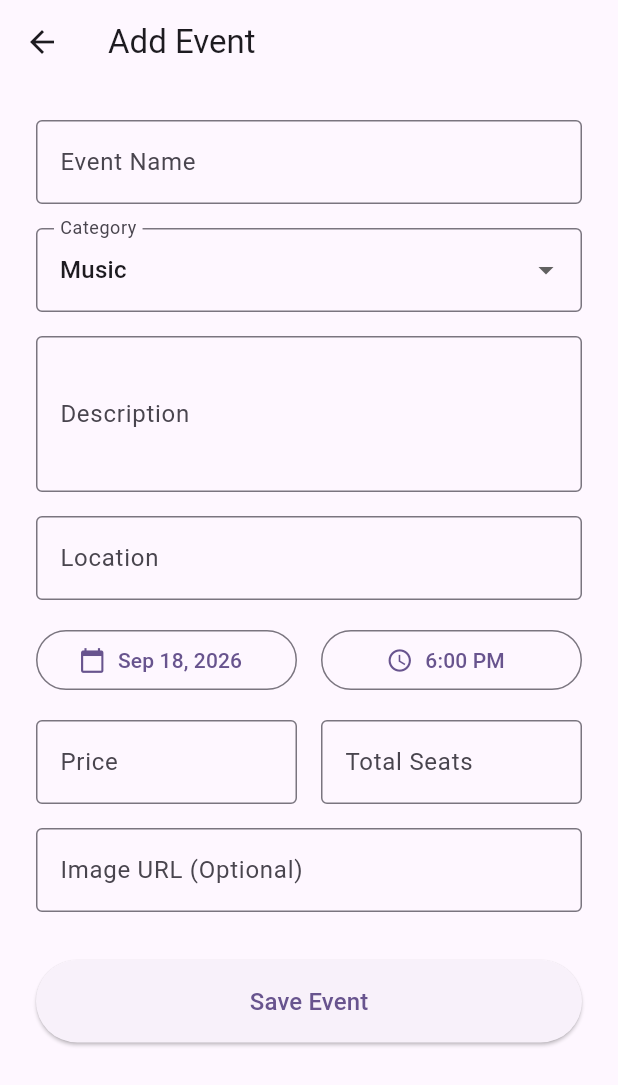
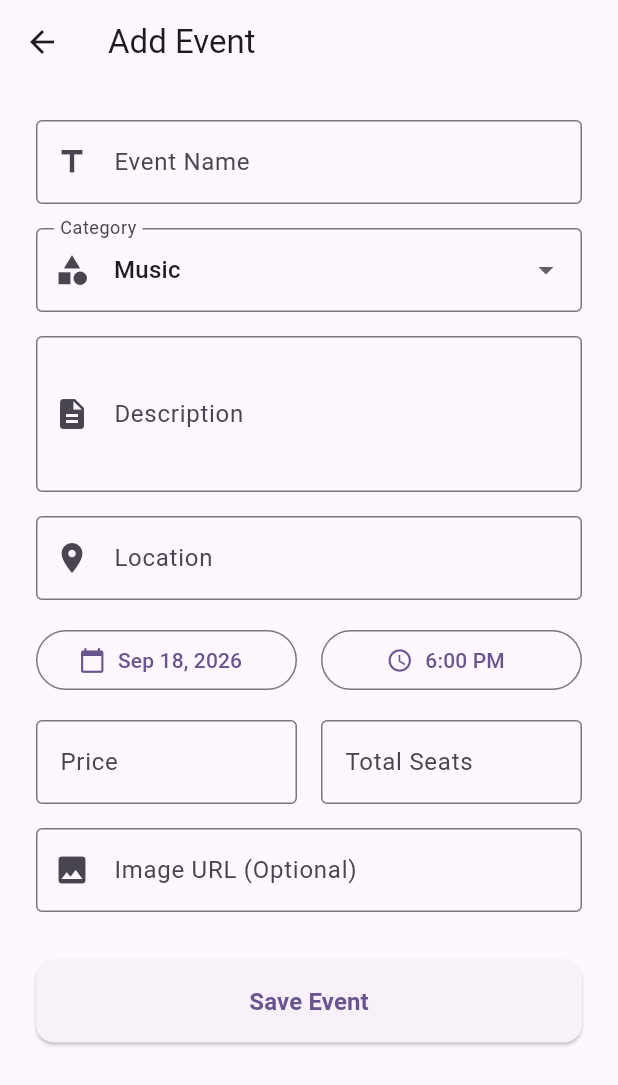
Before and after one commit to SajanaJayawardhana/eventhub, a Flutter app: the screen it shows once a user with an empty profile is signed in, item 3 of the bottom bar chosen, after a tap on "Add Event", on a phone screen of 412 x 824 dp. Shown: the top 1085 px of the screen. Run offline on Flutter 3.47's test engine with Material 3 defaults, Android fonts, the phone set to English and light mode, and no system bars; our stand-ins replace flutter_local_notifications, shared_preferences, supabase_flutter; accounts and stored records are empty.

Commit message:
Final polish: error handling, loading/empty states, validation, app branding

```diff
--- a/lib/screens/add_edit_event_screen.dart
+++ b/lib/screens/add_edit_event_screen.dart
@@ -24,7 +24,7 @@ class _AddEditEventScreenState extends State<AddEditEventScreen> {
   String _category = 'Music';
   DateTime _selectedDate = DateTime.now().add(const Duration(days: 1));
   TimeOfDay _selectedTime = const TimeOfDay(hour: 18, minute: 0);
-  bool _isLoading = false;
+  bool _isSaving = false;
 
   final List<String> _categories = [
     'Music',
@@ -90,11 +90,11 @@ class _AddEditEventScreenState extends State<AddEditEventScreen> {
   Future<void> _save() async {
     if (!_formKey.currentState!.validate()) return;
 
-    setState(() => _isLoading = true);
+    setState(() => _isSaving = true);
 
     try {
       final userId = supabase.auth.currentUser?.id;
-      if (userId == null) return;
+      if (userId == null) throw Exception('User not logged in');
 
       final eventDateTime = DateTime(
         _selectedDate.year,
@@ -120,11 +120,9 @@ class _AddEditEventScreenState extends State<AddEditEventScreen> {
       };
 
       if (widget.existingEvent == null) {
-        // Create Mode
         eventData['available_seats'] = totalSeats;
         await supabase.from('events').insert(eventData);
       } else {
-        // Edit Mode
         final int oldTotal = widget.existingEvent!['total_seats'];
         final int oldAvailable = widget.existingEvent!['available_seats'];
         final int diff = totalSeats - oldTotal;
@@ -138,18 +136,25 @@ class _AddEditEventScreenState extends State<AddEditEventScreen> {
 
       if (mounted) {
         ScaffoldMessenger.of(context).showSnackBar(
-          const SnackBar(content: Text('Event saved successfully!')),
+          const SnackBar(
+            content: Text('Event saved successfully!'),
+            backgroundColor: Colors.green,
+          ),
         );
         Navigator.pop(context, true);
       }
     } catch (error) {
+      debugPrint('Save Event Error: $error');
       if (mounted) {
         ScaffoldMessenger.of(context).showSnackBar(
-          SnackBar(content: Text('Error saving event: $error')),
+          const SnackBar(
+            content: Text('Something went wrong. Please try again.'),
+            backgroundColor: Colors.red,
+          ),
         );
       }
     } finally {
-      if (mounted) setState(() => _isLoading = false);
+      if (mounted) setState(() => _isSaving = false);
     }
   }
 
@@ -173,6 +178,7 @@ class _AddEditEventScreenState extends State<AddEditEventScreen> {
                 decoration: const InputDecoration(
                   labelText: 'Event Name',
                   border: OutlineInputBorder(),
+                  prefixIcon: Icon(Icons.title),
                 ),
                 validator: (v) => (v == null || v.isEmpty) ? 'Required' : null,
               ),
@@ -182,11 +188,12 @@ class _AddEditEventScreenState extends State<AddEditEventScreen> {
                 decoration: const InputDecoration(
                   labelText: 'Category',
                   border: OutlineInputBorder(),
+                  prefixIcon: Icon(Icons.category),
                 ),
                 items: _categories.map((c) {
                   return DropdownMenuItem(value: c, child: Text(c));
                 }).toList(),
-                onChanged: (v) => setState(() => _category = v!),
+                onChanged: _isSaving ? null : (v) => setState(() => _category = v!),
               ),
               const SizedBox(height: 16),
               TextFormField(
@@ -194,6 +201,7 @@ class _AddEditEventScreenState extends State<AddEditEventScreen> {
                 decoration: const InputDecoration(
                   labelText: 'Description',
                   border: OutlineInputBorder(),
+                  prefixIcon: Icon(Icons.description),
                 ),
                 maxLines: 3,
                 validator: (v) => (v == null || v.isEmpty) ? 'Required' : null,
@@ -204,6 +212,7 @@ class _AddEditEventScreenState extends State<AddEditEventScreen> {
                 decoration: const InputDecoration(
                   labelText: 'Location',
                   border: OutlineInputBorder(),
+                  prefixIcon: Icon(Icons.location_on),
                 ),
                 validator: (v) => (v == null || v.isEmpty) ? 'Required' : null,
               ),
@@ -212,7 +221,7 @@ class _AddEditEventScreenState extends State<AddEditEventScreen> {
                 children: [
                   Expanded(
                     child: OutlinedButton.icon(
-                      onPressed: _pickDate,
+                      onPressed: _isSaving ? null : _pickDate,
                       icon: const Icon(Icons.calendar_today),
                       label: Text(DateFormat('MMM d, yyyy').format(_selectedDate)),
                     ),
@@ -220,7 +229,7 @@ class _AddEditEventScreenState extends State<AddEditEventScreen> {
                   const SizedBox(width: 16),
                   Expanded(
                     child: OutlinedButton.icon(
-                      onPressed: _pickTime,
+                      onPressed: _isSaving ? null : _pickTime,
                       icon: const Icon(Icons.access_time),
                       label: Text(_selectedTime.format(context)),
                     ),
@@ -239,7 +248,11 @@ class _AddEditEventScreenState extends State<AddEditEventScreen> {
                         border: OutlineInputBorder(),
                       ),
                       keyboardType: TextInputType.number,
-                      validator: (v) => (v == null || v.isEmpty) ? 'Required' : null,
+                      validator: (v) {
+                        if (v == null || v.isEmpty) return 'Required';
+                        if (double.tryParse(v) == null) return 'Invalid price';
+                        return null;
+                      },
                     ),
                   ),
                   const SizedBox(width: 16),
@@ -268,17 +281,23 @@ class _AddEditEventScreenState extends State<AddEditEventScreen> {
                 decoration: const InputDecoration(
                   labelText: 'Image URL (Optional)',
                   border: OutlineInputBorder(),
+                  prefixIcon: Icon(Icons.image),
                 ),
               ),
               const SizedBox(height: 32),
               ElevatedButton(
-                onPressed: _isLoading ? null : _save,
+                onPressed: _isSaving ? null : _save,
                 style: ElevatedButton.styleFrom(
                   padding: const EdgeInsets.symmetric(vertical: 16),
+                  shape: RoundedRectangleBorder(borderRadius: BorderRadius.circular(12)),
                 ),
-                child: _isLoading
-                    ? const CircularProgressIndicator()
-                    : const Text('Save Event', style: TextStyle(fontSize: 16)),
+                child: _isSaving
+                    ? const SizedBox(
+                        height: 24,
+                        width: 24,
+                        child: CircularProgressIndicator(strokeWidth: 2, color: Colors.white),
+                      )
+                    : const Text('Save Event', style: TextStyle(fontSize: 16, fontWeight: FontWeight.bold)),
               ),
             ],
           ),
--- a/lib/screens/browse_events_screen.dart
+++ b/lib/screens/browse_events_screen.dart
@@ -29,17 +29,29 @@ class _BrowseEventsScreenState extends State<BrowseEventsScreen> {
   }
 
   Future<void> _loadData() async {
+    if (!mounted) return;
     setState(() => _isLoading = true);
+    try {
       await Future.wait([
         _fetchEvents(),
         _loadFavorites(),
       ]);
+    } catch (error) {
+      debugPrint('Error loading browse data: $error');
+      if (mounted) {
+        ScaffoldMessenger.of(context).showSnackBar(
+          const SnackBar(content: Text('Could not load events. Please refresh.')),
+        );
+      }
+    } finally {
+      if (mounted) {
         setState(() => _isLoading = false);
         _filterEvents();
       }
+    }
+  }
 
   Future<void> _fetchEvents() async {
-    try {
     final data = await supabase
         .from('events')
         .select()
@@ -48,7 +60,6 @@ class _BrowseEventsScreenState extends State<BrowseEventsScreen> {
     final List<Map<String, dynamic>> events =
         List<Map<String, dynamic>>.from(data);
 
-      // Extract unique categories
     final Set<String> categorySet = {'All'};
     for (var event in events) {
       if (event['category'] != null) {
@@ -58,20 +69,11 @@ class _BrowseEventsScreenState extends State<BrowseEventsScreen> {
 
     _allEvents = events;
     _categories = categorySet.toList()..sort();
-    } catch (error) {
-      if (mounted) {
-        ScaffoldMessenger.of(context).showSnackBar(
-          SnackBar(content: Text('Error fetching events: $error')),
-        );
-      }
-    }
   }
 
   Future<void> _loadFavorites() async {
     final favorites = await FavoritesService.getFavoriteIds();
-    setState(() {
     _favoriteIds = favorites;
-    });
   }
 
   void _filterEvents() {
@@ -83,7 +85,8 @@ class _BrowseEventsScreenState extends State<BrowseEventsScreen> {
             .toString()
             .toLowerCase()
             .contains(_searchQuery.toLowerCase());
-        final matchesFavorites = !_showOnlyFavorites || _favoriteIds.contains(event['id']);
+        final matchesFavorites =
+            !_showOnlyFavorites || _favoriteIds.contains(event['id']);
 
         return matchesCategory && matchesSearch && matchesFavorites;
       }).toList();
@@ -96,8 +99,12 @@ class _BrowseEventsScreenState extends State<BrowseEventsScreen> {
   }
 
   Future<void> _toggleFavorite(String eventId) async {
+    try {
       await FavoritesService.toggleFavorite(eventId);
       await _refreshFavorites();
+    } catch (e) {
+      debugPrint('Error toggling favorite: $e');
+    }
   }
 
   @override
@@ -173,9 +180,23 @@ class _BrowseEventsScreenState extends State<BrowseEventsScreen> {
                 ? const Center(child: CircularProgressIndicator())
                 : _filteredEvents.isEmpty
                     ? ListView(
-                        children: const [
-                          SizedBox(height: 100),
-                          Center(child: Text('No events found')),
+                        children: [
+                          const SizedBox(height: 100),
+                          Center(
+                            child: Column(
+                              children: [
+                                Icon(Icons.event_busy,
+                                    size: 64, color: Colors.grey[300]),
+                                const SizedBox(height: 16),
+                                Text(
+                                  _showOnlyFavorites
+                                      ? 'No favorite events yet'
+                                      : 'No events found',
+                                  style: const TextStyle(color: Colors.grey),
+                                ),
+                              ],
+                            ),
+                          ),
                         ],
                       )
                     : ListView.builder(
@@ -223,6 +244,8 @@ class _EventCard extends StatelessWidget {
 
     return Card(
       margin: const EdgeInsets.only(bottom: 16),
+      elevation: 2,
+      shape: RoundedRectangleBorder(borderRadius: BorderRadius.circular(16)),
       clipBehavior: Clip.antiAlias,
       child: InkWell(
         onTap: () async {
@@ -231,7 +254,6 @@ class _EventCard extends StatelessWidget {
               builder: (context) => EventDetailsScreen(event: event),
             ),
           );
-          // Refresh screen state when coming back from details
           onRefreshFavorites();
         },
         child: Column(
--- a/lib/screens/login_screen.dart
+++ b/lib/screens/login_screen.dart
@@ -26,6 +26,7 @@ class _LoginScreenState extends State<LoginScreen> {
         password: _passwordController.text.trim(),
       );
     } on AuthException catch (error) {
+      debugPrint('Login Error: ${error.message}');
       if (mounted) {
         ScaffoldMessenger.of(context).showSnackBar(
           SnackBar(
@@ -35,10 +36,12 @@ class _LoginScreenState extends State<LoginScreen> {
         );
       }
     } catch (error) {
+      debugPrint('Unexpected Login Error: $error');
       if (mounted) {
         ScaffoldMessenger.of(context).showSnackBar(
-          const SnackBar(
-            content: Text('An unexpected error occurred'),
+          SnackBar(
+            content: const Text('Something went wrong. Please try again.'),
+            backgroundColor: Theme.of(context).colorScheme.error,
           ),
         );
       }
@@ -67,6 +70,8 @@ class _LoginScreenState extends State<LoginScreen> {
               mainAxisAlignment: MainAxisAlignment.center,
               crossAxisAlignment: CrossAxisAlignment.stretch,
               children: [
+                const Icon(Icons.event, size: 80, color: Colors.deepPurple),
+                const SizedBox(height: 24),
                 const Text(
                   'Welcome Back',
                   style: TextStyle(fontSize: 28, fontWeight: FontWeight.bold),
@@ -113,6 +118,9 @@ class _LoginScreenState extends State<LoginScreen> {
                   onPressed: _isLoading ? null : _login,
                   style: ElevatedButton.styleFrom(
                     padding: const EdgeInsets.symmetric(vertical: 16),
+                    shape: RoundedRectangleBorder(
+                      borderRadius: BorderRadius.circular(12),
+                    ),
                   ),
                   child: _isLoading
                       ? const SizedBox(
@@ -120,11 +128,13 @@ class _LoginScreenState extends State<LoginScreen> {
                           width: 20,
                           child: CircularProgressIndicator(strokeWidth: 2),
                         )
-                      : const Text('Log In'),
+                      : const Text('Log In', style: TextStyle(fontSize: 16)),
                 ),
                 const SizedBox(height: 16),
                 TextButton(
-                  onPressed: () {
+                  onPressed: _isLoading
+                      ? null
+                      : () {
                           Navigator.of(context).push(
                             MaterialPageRoute(
                               builder: (context) => const SignUpScreen(),
--- a/lib/screens/my_events_screen.dart
+++ b/lib/screens/my_events_screen.dart
@@ -41,9 +41,10 @@ class _MyEventsScreenState extends State<MyEventsScreen> {
         });
       }
     } catch (error) {
+      debugPrint('Error fetching my events: $error');
       if (mounted) {
         ScaffoldMessenger.of(context).showSnackBar(
-          SnackBar(content: Text('Error fetching events: $error')),
+          const SnackBar(content: Text('Something went wrong. Please try again.')),
         );
         setState(() => _isLoading = false);
       }
@@ -81,9 +82,13 @@ class _MyEventsScreenState extends State<MyEventsScreen> {
           _fetchMyEvents();
         }
       } catch (error) {
+        debugPrint('Delete Event Error: $error');
         if (mounted) {
           ScaffoldMessenger.of(context).showSnackBar(
-            SnackBar(content: Text('Failed to delete event: $error')),
+            const SnackBar(
+              content: Text('Something went wrong. Please try again.'),
+              backgroundColor: Colors.red,
+            ),
           );
         }
       }
@@ -99,9 +104,18 @@ class _MyEventsScreenState extends State<MyEventsScreen> {
             ? const Center(child: CircularProgressIndicator())
             : _myEvents.isEmpty
                 ? ListView(
-                    children: const [
-                      SizedBox(height: 100),
-                      Center(child: Text("You haven't created any events yet")),
+                    children: [
+                      const SizedBox(height: 100),
+                      Center(
+                        child: Column(
+                          children: [
+                            Icon(Icons.event_note, size: 64, color: Colors.grey[300]),
+                            const SizedBox(height: 16),
+                            const Text("You haven't created any events yet",
+                                style: TextStyle(color: Colors.grey)),
+                          ],
+                        ),
+                      ),
                     ],
                   )
                 : ListView.builder(
@@ -116,6 +130,8 @@ class _MyEventsScreenState extends State<MyEventsScreen> {
 
                       return Card(
                         margin: const EdgeInsets.only(bottom: 16),
+                        elevation: 2,
+                        shape: RoundedRectangleBorder(borderRadius: BorderRadius.circular(12)),
                         child: Padding(
                           padding: const EdgeInsets.all(16),
                           child: Column(
```
Also changed, not shown: lib/screens/booking_screen.dart (+21 -16 lines), lib/screens/event_bookings_screen.dart (+18 -8 lines), lib/screens/event_details_screen.dart (+15 -6 lines), lib/screens/my_bookings_screen.dart (+29 -10 lines), lib/screens/profile_screen.dart (+7 -9 lines), lib/screens/signup_screen.dart (+9 -3 lines), 1 other file. Lines whose indentation alone changed are shown as unchanged.
